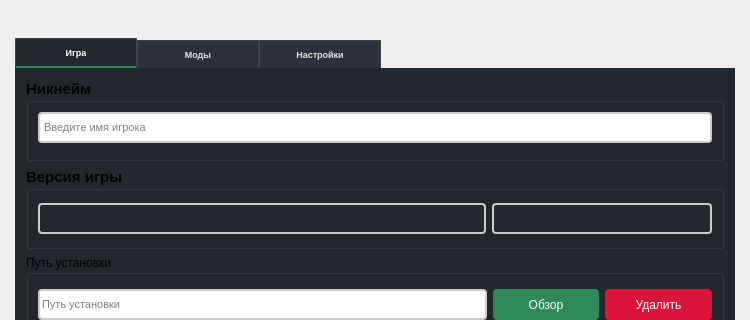
The window that design.ui (mdreval/ib-launcher) describes before a commit, drawn with Qt 5; both pictures show x 0 to 750 and y 0 to 320 of the 750 by 550 pixel window.
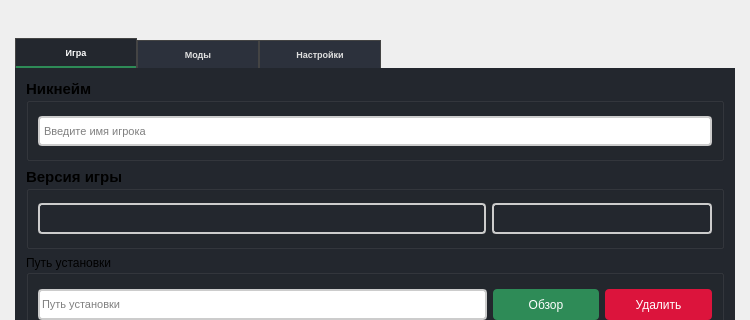
The same window after the commit. The open tabs and pages were chosen to show the change. Icons and pictures are not drawn.

Patch:
```diff
--- a/design.ui
+++ b/design.ui
@@ -148,8 +148,14 @@
            <string>Никнейм</string>
           </property>
           <layout class="QVBoxLayout" name="username_layout">
-           <item alignment="Qt::AlignTop">
+           <item>
             <widget class="QLineEdit" name="username_input">
+             <property name="sizePolicy">
+              <sizepolicy hsizetype="Preferred" vsizetype="Fixed">
+               <horstretch>0</horstretch>
+               <verstretch>0</verstretch>
+              </sizepolicy>
+             </property>
              <property name="minimumSize">
               <size>
                <width>0</width>
@@ -169,11 +175,11 @@
              </property>
              <property name="styleSheet">
               <string notr="true">QLineEdit {
+    margin-top: 1px;
     padding: 2px;
     border: 2px solid #ccc;
     border-radius: 4px;
     font-size: 8pt;
-    min-height: 23px;
 }
 QLineEdit:focus {
     border-color: #2E8B57;
```
Left out of the diff: 12 changed lines with no effect on the pictures.
